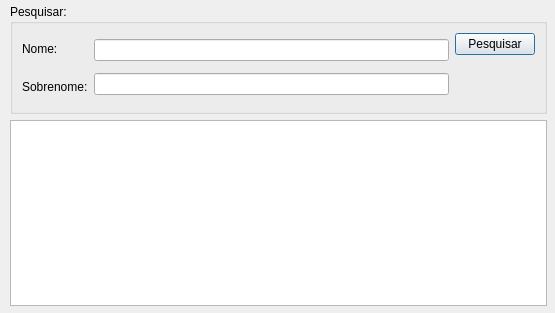
fabiorodp/law_officer, file searchclientspf.ui: the form before one commit.
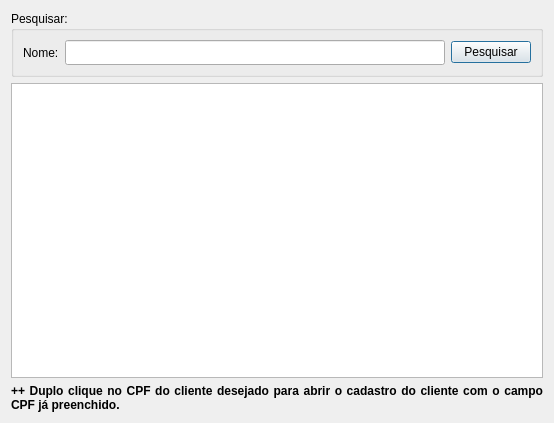
The form after the commit.

Patch:
```diff
--- a/searchclientspf.ui
+++ b/searchclientspf.ui
@@ -6,22 +6,16 @@
    <rect>
     <x>0</x>
     <y>0</y>
-    <width>555</width>
-    <height>313</height>
+    <width>554</width>
+    <height>423</height>
    </rect>
   </property>
   <property name="windowTitle">
    <string>Dialog</string>
   </property>
+  <layout class="QVBoxLayout" name="verticalLayout_4">
+   <item>
   <widget class="QGroupBox" name="pesquisarGroupBox">
-   <property name="geometry">
-    <rect>
-     <x>10</x>
-     <y>4</y>
-     <width>537</width>
-     <height>110</height>
-    </rect>
-   </property>
    <property name="title">
     <string>Pesquisar:</string>
    </property>
@@ -35,27 +29,33 @@
         </property>
        </widget>
       </item>
-      <item>
-       <widget class="QLabel" name="surnameLabel">
-        <property name="text">
-         <string>Sobrenome:</string>
-        </property>
-       </widget>
-      </item>
      </layout>
     </item>
     <item>
      <layout class="QVBoxLayout" name="verticalLayout_2">
       <item>
-       <widget class="QLineEdit" name="searchName"/>
-      </item>
-      <item>
-       <widget class="QLineEdit" name="searchSurname"/>
+         <widget class="QLineEdit" name="searchName">
+          <property name="minimumSize">
+           <size>
+            <width>200</width>
+            <height>25</height>
+           </size>
+          </property>
+          <property name="maximumSize">
+           <size>
+            <width>400</width>
+            <height>25</height>
+           </size>
+          </property>
+         </widget>
       </item>
      </layout>
     </item>
     <item>
      <layout class="QVBoxLayout" name="verticalLayout_3">
+        <property name="topMargin">
+         <number>0</number>
+        </property>
       <item>
        <widget class="QPushButton" name="searchButton">
         <property name="text">
@@ -63,36 +63,83 @@
         </property>
        </widget>
       </item>
-      <item>
-       <spacer name="verticalSpacer">
-        <property name="orientation">
-         <enum>Qt::Vertical</enum>
-        </property>
-        <property name="sizeHint" stdset="0">
-         <size>
-          <width>20</width>
-          <height>40</height>
-         </size>
-        </property>
-       </spacer>
-      </item>
      </layout>
     </item>
    </layout>
   </widget>
+   </item>
+   <item>
   <widget class="QTableView" name="searchTable">
-   <property name="geometry">
-    <rect>
-     <x>10</x>
-     <y>120</y>
-     <width>537</width>
-     <height>186</height>
-    </rect>
-   </property>
    <property name="contextMenuPolicy">
     <enum>Qt::NoContextMenu</enum>
    </property>
-  </widget>
+     <property name="frameShadow">
+      <enum>QFrame::Sunken</enum>
+     </property>
+     <property name="sizeAdjustPolicy">
+      <enum>QAbstractScrollArea::AdjustToContents</enum>
+     </property>
+     <property name="selectionMode">
+      <enum>QAbstractItemView::SingleSelection</enum>
+     </property>
+     <property name="selectionBehavior">
+      <enum>QAbstractItemView::SelectItems</enum>
+     </property>
+     <property name="textElideMode">
+      <enum>Qt::ElideRight</enum>
+     </property>
+     <property name="gridStyle">
+      <enum>Qt::DashLine</enum>
+     </property>
+     <property name="sortingEnabled">
+      <bool>false</bool>
+     </property>
+     <property name="wordWrap">
+      <bool>false</bool>
+     </property>
+     <property name="cornerButtonEnabled">
+      <bool>false</bool>
+     </property>
+     <attribute name="horizontalHeaderVisible">
+      <bool>false</bool>
+     </attribute>
+     <attribute name="horizontalHeaderCascadingSectionResizes">
+      <bool>false</bool>
+     </attribute>
+     <attribute name="horizontalHeaderDefaultSectionSize">
+      <number>250</number>
+     </attribute>
+     <attribute name="horizontalHeaderHighlightSections">
+      <bool>false</bool>
+     </attribute>
+     <attribute name="verticalHeaderVisible">
+      <bool>false</bool>
+     </attribute>
+     <attribute name="verticalHeaderHighlightSections">
+      <bool>false</bool>
+     </attribute>
+    </widget>
+   </item>
+   <item>
+    <widget class="QLabel" name="label">
+     <property name="font">
+      <font>
+       <weight>75</weight>
+       <bold>true</bold>
+      </font>
+     </property>
+     <property name="text">
+      <string>++ Duplo clique no CPF do cliente desejado para abrir o cadastro do cliente com o campo CPF já preenchido.</string>
+     </property>
+     <property name="alignment">
+      <set>Qt::AlignJustify|Qt::AlignVCenter</set>
+     </property>
+     <property name="wordWrap">
+      <bool>true</bool>
+     </property>
+    </widget>
+   </item>
+  </layout>
  </widget>
  <resources/>
  <connections/>
```
Left out of the diff: 2 changed lines with no effect on the pictures. Lines whose indentation alone changed are shown as unchanged.
